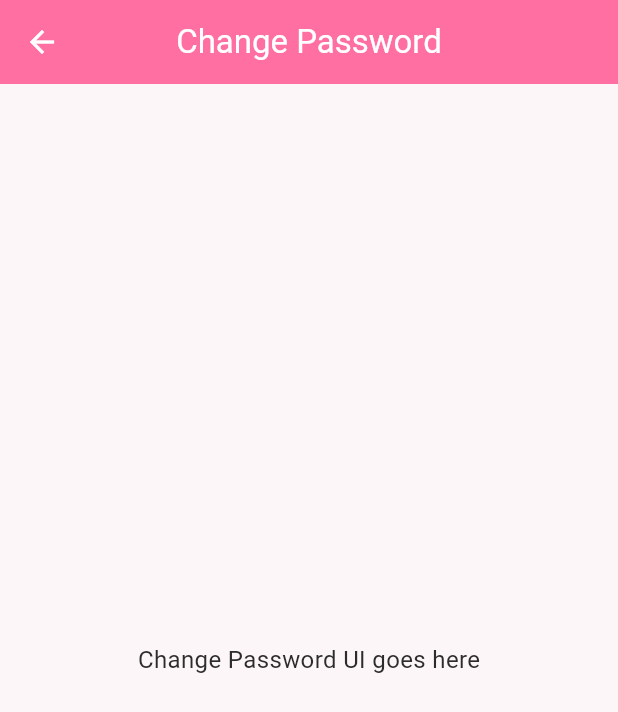
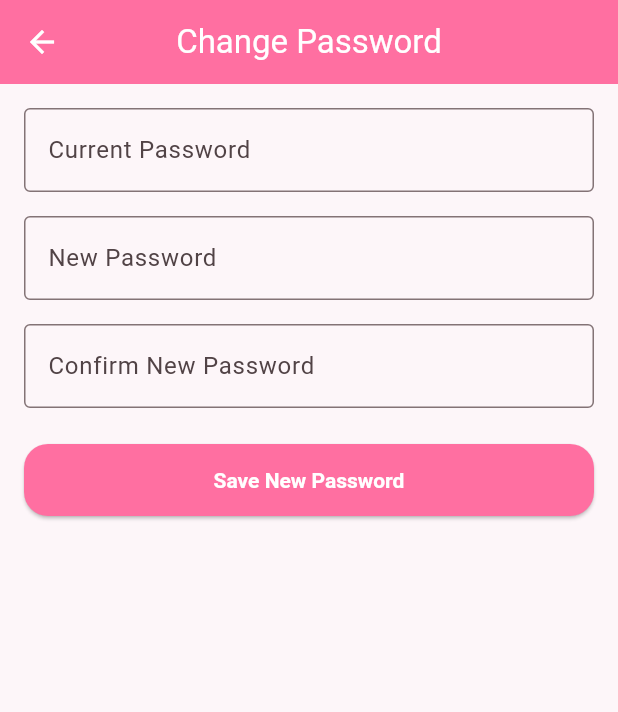
Before and after one commit to sadman2762/CampusConnect, a Flutter app: the ChangePasswordScreen screen opened by its route, on a phone screen of 412 x 824 dp. Shown: the top 712 px of the screen. Run offline on Flutter 3.47's test engine with Material 3 defaults, Android fonts, the phone set to English and light mode, and no system bars; our stand-ins replace cloud_firestore, cloud_functions, file_picker, firebase_auth, firebase_core, firebase_storage and 2 more; accounts and stored records are empty; Roboto replaces fonts that are missing (Poppins).

Commit message:
Implement ChangePasswordScreen with re-authentication and FirebaseAuth password update.

```diff
--- a/lib/screens/settings/change_password_screen.dart
+++ b/lib/screens/settings/change_password_screen.dart
@@ -1,14 +1,151 @@
+// lib/screens/settings/change_password_screen.dart
+
+import 'package:firebase_auth/firebase_auth.dart';
 import 'package:flutter/material.dart';
+import '../../theme/theme.dart';
 
-class ChangePasswordScreen extends StatelessWidget {
+class ChangePasswordScreen extends StatefulWidget {
   static const routeName = '/settings/change-password';
   const ChangePasswordScreen({Key? key}) : super(key: key);
 
   @override
+  State<ChangePasswordScreen> createState() => _ChangePasswordScreenState();
+}
+
+class _ChangePasswordScreenState extends State<ChangePasswordScreen> {
+  final _formKey = GlobalKey<FormState>();
+  final _currentCtrl = TextEditingController();
+  final _newCtrl = TextEditingController();
+  final _confirmCtrl = TextEditingController();
+  bool _loading = false;
+
+  Future<void> _changePassword() async {
+    if (!_formKey.currentState!.validate()) return;
+    setState(() => _loading = true);
+
+    try {
+      final user = FirebaseAuth.instance.currentUser!;
+      final cred = EmailAuthProvider.credential(
+        email: user.email!,
+        password: _currentCtrl.text.trim(),
+      );
+
+      // Re-authenticate
+      await user.reauthenticateWithCredential(cred);
+
+      // Update password
+      await user.updatePassword(_newCtrl.text.trim());
+
+      ScaffoldMessenger.of(context).showSnackBar(
+        const SnackBar(content: Text('Password changed successfully')),
+      );
+      Navigator.of(context).pop();
+    } on FirebaseAuthException catch (e) {
+      String message = 'Failed to change password';
+      if (e.code == 'wrong-password') {
+        message = 'Current password is incorrect';
+      } else if (e.code == 'weak-password') {
+        message = 'New password is too weak';
+      }
+      ScaffoldMessenger.of(context).showSnackBar(
+        SnackBar(content: Text(message)),
+      );
+    } catch (e) {
+      ScaffoldMessenger.of(context).showSnackBar(
+        SnackBar(content: Text('Error: $e')),
+      );
+    } finally {
+      setState(() => _loading = false);
+    }
+  }
+
+  @override
+  void dispose() {
+    _currentCtrl.dispose();
+    _newCtrl.dispose();
+    _confirmCtrl.dispose();
+    super.dispose();
+  }
+
+  @override
   Widget build(BuildContext context) {
     return Scaffold(
-      appBar: AppBar(title: const Text('Change Password')),
-      body: const Center(child: Text('Change Password UI goes here')),
+      appBar: AppBar(
+        title: const Text('Change Password'),
+        backgroundColor: AppColors.primary,
+      ),
+      body: _loading
+          ? const Center(child: CircularProgressIndicator())
+          : Padding(
+              padding: const EdgeInsets.all(16),
+              child: Form(
+                key: _formKey,
+                child: Column(
+                  children: [
+                    // Current password
+                    TextFormField(
+                      controller: _currentCtrl,
+                      obscureText: true,
+                      decoration: const InputDecoration(
+                        labelText: 'Current Password',
+                        border: OutlineInputBorder(),
+                      ),
+                      validator: (v) {
+                        if (v == null || v.isEmpty) {
+                          return 'Enter your current password';
+                        }
+                        return null;
+                      },
+                    ),
+                    const SizedBox(height: 16),
+
+                    // New password
+                    TextFormField(
+                      controller: _newCtrl,
+                      obscureText: true,
+                      decoration: const InputDecoration(
+                        labelText: 'New Password',
+                        border: OutlineInputBorder(),
+                      ),
+                      validator: (v) {
+                        if (v == null || v.length < 6) {
+                          return 'Password must be at least 6 characters';
+                        }
+                        return null;
+                      },
+                    ),
+                    const SizedBox(height: 16),
+
+                    // Confirm new
+                    TextFormField(
+                      controller: _confirmCtrl,
+                      obscureText: true,
+                      decoration: const InputDecoration(
+                        labelText: 'Confirm New Password',
+                        border: OutlineInputBorder(),
+                      ),
+                      validator: (v) {
+                        if (v != _newCtrl.text) {
+                          return 'Passwords do not match';
+                        }
+                        return null;
+                      },
+                    ),
+                    const SizedBox(height: 24),
+
+                    ElevatedButton(
+                      style: ElevatedButton.styleFrom(
+                        backgroundColor: AppColors.primary,
+                        foregroundColor: Colors.white,
+                        minimumSize: const Size.fromHeight(48),
+                      ),
+                      onPressed: _changePassword,
+                      child: const Text('Save New Password'),
+                    ),
+                  ],
+                ),
+              ),
+            ),
     );
   }
 }
```
